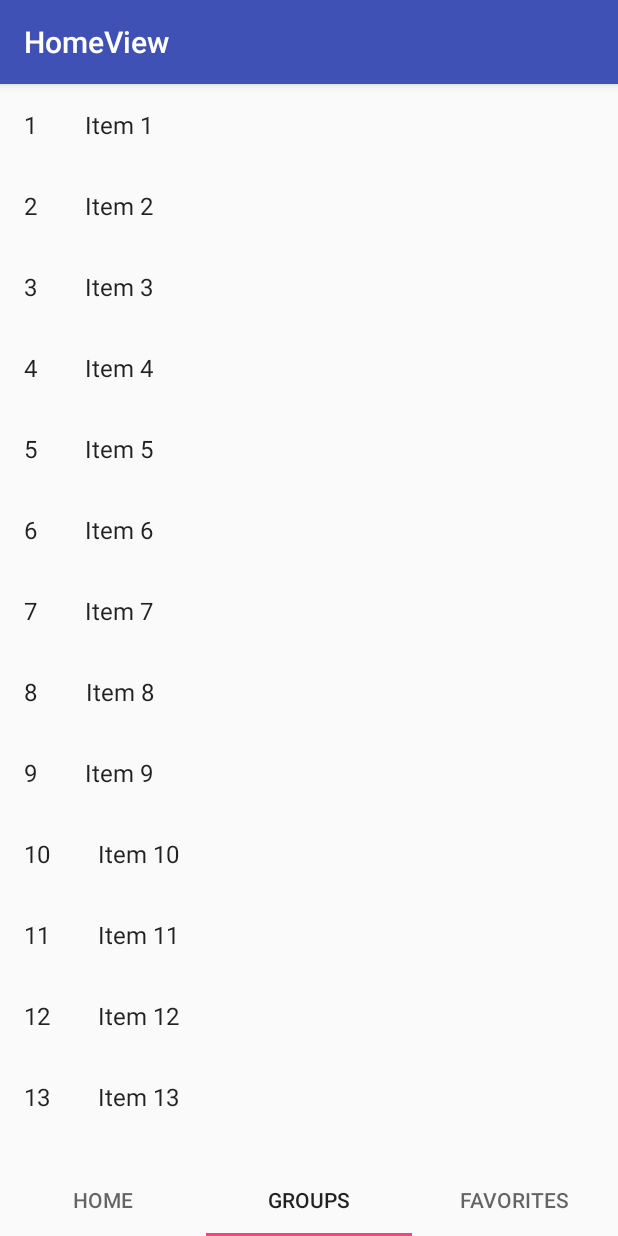
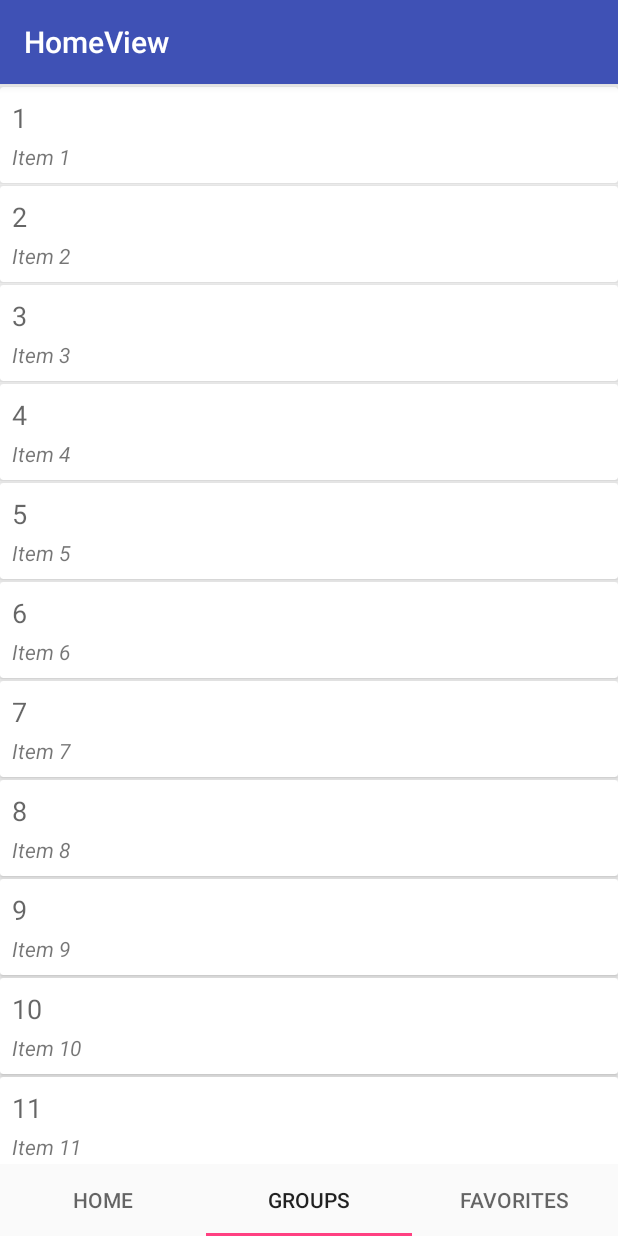
Before and after one commit to izhang1/FilmFriend, an Android app: the screen it shows after launch (HomeView), item 2 of the bottom bar chosen, on a phone screen of 412 x 824 dp. Run offline under Robolectric (Android 15) with nearby library versions, the phone set to English and light mode, and no system bars.

Commit message:
Fragment Group UI Implementation
* Used CardView for each group item
* Added ripple effect
* Changed textview to show differences between title and the subtitle

```diff
--- a/app/build.gradle
+++ b/app/build.gradle
@@ -36,6 +36,7 @@ dependencies {
 
     implementation 'com.android.support:support-v4:27.0.0'
     implementation 'com.android.support:recyclerview-v7:27.0.0'
+    implementation 'com.android.support:cardview-v7:27.0.0'
     compile 'com.squareup.retrofit2:retrofit:2.3.0'
     compile 'com.squareup.retrofit2:converter-gson:2.3.0'
 
--- a/app/src/main/java/app/izhang/filmfriend/View/MyGroupRecyclerViewAdapter.java
+++ b/app/src/main/java/app/izhang/filmfriend/View/MyGroupRecyclerViewAdapter.java
@@ -26,7 +26,7 @@ public class MyGroupRecyclerViewAdapter extends RecyclerView.Adapter<MyGroupRecy
     @Override
     public ViewHolder onCreateViewHolder(ViewGroup parent, int viewType) {
         View view = LayoutInflater.from(parent.getContext())
-                .inflate(R.layout.fragment_group, parent, false);
+                .inflate(R.layout.group_item, parent, false);
         return new ViewHolder(view);
     }
 
@@ -53,8 +53,8 @@ public class MyGroupRecyclerViewAdapter extends RecyclerView.Adapter<MyGroupRecy
         public ViewHolder(View view) {
             super(view);
             mView = view;
-            mIdView = (TextView) view.findViewById(R.id.id);
-            mContentView = (TextView) view.findViewById(R.id.content);
+            mIdView =  view.findViewById(R.id.tv_group_name);
+            mContentView = view.findViewById(R.id.tv_group_lastmsg);
         }
 
         @Override
--- a/app/src/main/res/layout/fragment_group.xml
+++ /dev/null
@@ -1,20 +0,0 @@
-<?xml version="1.0" encoding="utf-8"?>
-<LinearLayout xmlns:android="http://schemas.android.com/apk/res/android"
-    android:layout_width="wrap_content"
-    android:layout_height="wrap_content"
-    android:orientation="horizontal">
-
-    <TextView
-        android:id="@+id/id"
-        android:layout_width="wrap_content"
-        android:layout_height="wrap_content"
-        android:layout_margin="@dimen/text_margin"
-        android:textAppearance="?attr/textAppearanceListItem" />
-
-    <TextView
-        android:id="@+id/content"
-        android:layout_width="wrap_content"
-        android:layout_height="wrap_content"
-        android:layout_margin="@dimen/text_margin"
-        android:textAppearance="?attr/textAppearanceListItem" />
-</LinearLayout>
--- a/app/src/main/res/layout/fragment_group_list.xml
+++ b/app/src/main/res/layout/fragment_group_list.xml
@@ -10,4 +10,4 @@
     android:layout_marginRight="16dp"
     app:layoutManager="LinearLayoutManager"
     tools:context="app.izhang.filmfriend.View.GroupFragment"
-    tools:listitem="@layout/fragment_group" />
+    tools:listitem="@layout/group_item" />
--- /dev/null
+++ b/app/src/main/res/layout/group_item.xml
@@ -0,0 +1,46 @@
+<?xml version="1.0" encoding="utf-8"?>
+<android.support.v7.widget.CardView xmlns:android="http://schemas.android.com/apk/res/android"
+    xmlns:app="http://schemas.android.com/apk/res-auto"
+    android:layout_width="match_parent"
+    android:layout_height="wrap_content"
+    android:foreground="?android:attr/selectableItemBackground"
+    android:clickable="true"
+    android:layout_marginTop="2dp">
+
+    <android.support.constraint.ConstraintLayout
+        android:layout_width="match_parent"
+        android:layout_height="wrap_content"
+        android:orientation="horizontal">
+
+        <TextView
+            android:id="@+id/tv_group_name"
+            android:layout_width="0dp"
+            android:layout_height="wrap_content"
+            android:layout_marginEnd="8dp"
+            android:layout_marginStart="8dp"
+            android:layout_marginTop="8dp"
+            android:text="@string/group_title_placeholder"
+            android:textAppearance="@android:style/TextAppearance.Material.Medium"
+            app:layout_constraintEnd_toEndOf="parent"
+            app:layout_constraintStart_toStartOf="parent"
+            app:layout_constraintTop_toTopOf="parent" />
+
+        <TextView
+            android:id="@+id/tv_group_lastmsg"
+            android:layout_width="0dp"
+            android:layout_height="wrap_content"
+            android:layout_marginBottom="8dp"
+            android:layout_marginEnd="8dp"
+            android:layout_marginStart="8dp"
+            android:layout_marginTop="4dp"
+            android:text="@string/group_message_placeholder"
+            android:textStyle="italic"
+            app:layout_constraintBottom_toBottomOf="parent"
+            app:layout_constraintEnd_toEndOf="parent"
+            app:layout_constraintHorizontal_bias="0.0"
+            app:layout_constraintStart_toStartOf="parent"
+            app:layout_constraintTop_toBottomOf="@+id/tv_group_name"
+            app:layout_constraintVertical_bias="0.0" />
+    </android.support.constraint.ConstraintLayout>
+
+</android.support.v7.widget.CardView>
--- a/app/src/main/res/values/strings.xml
+++ b/app/src/main/res/values/strings.xml
@@ -24,4 +24,10 @@
 
     <!-- TODO: Remove or change this placeholder text -->
     <string name="hello_blank_fragment">Hello blank fragment</string>
+
+    <!-- Strings for UI placeholder texts -->
+    <string name="group_title_placeholder">Group Title</string>
+    <string name="group_message_placeholder">Group message. Testing group message.</string>
+
+
 </resources>
```
